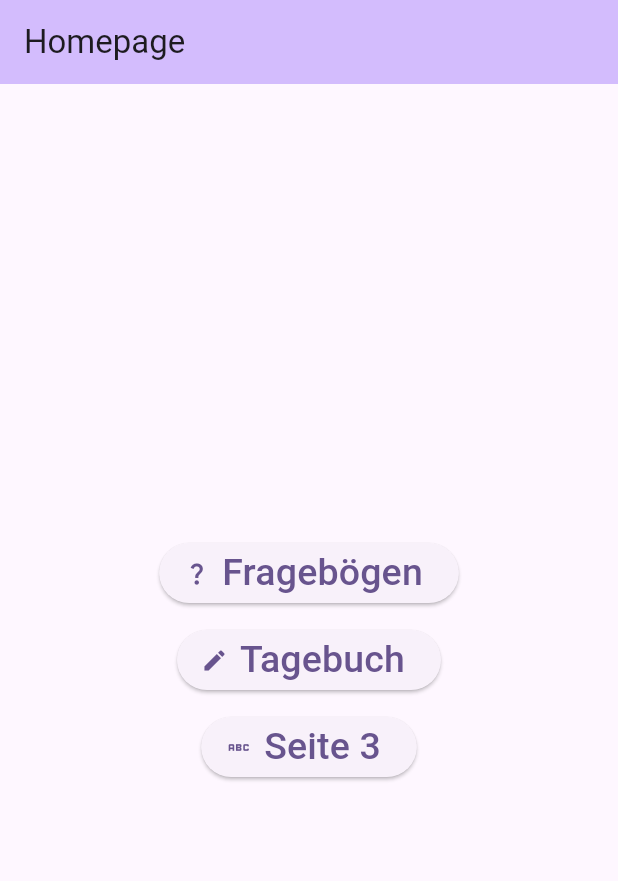
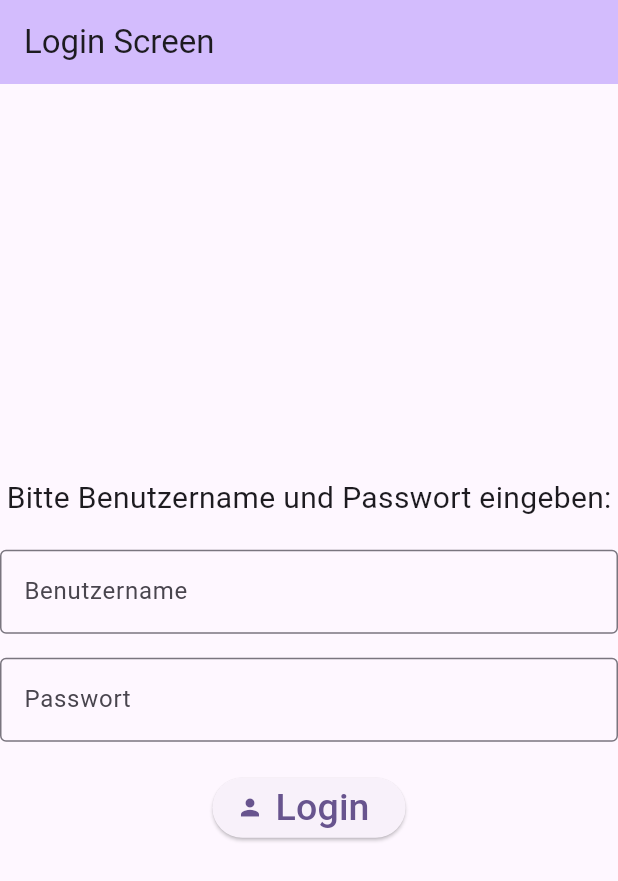
Before and after one commit to sarahthu/RLSApp, a Flutter app: the screen it shows after launch, on a phone screen of 412 x 824 dp. Shown: the top 881 px of the screen. Run offline on Flutter 3.47's test engine with Material 3 defaults, Android fonts, the phone set to English and light mode, and no system bars.

Commit message:
8 Screens erstellt + für jedes Screen ein eigenes dart File erstellt + Routing (von Login zu Home, von Home zu anderen Screens)

```diff
--- a/patient_app/flutterapp/lib/main.dart
+++ b/patient_app/flutterapp/lib/main.dart
@@ -1,4 +1,5 @@
 import 'package:flutter/material.dart';
+import 'package:flutterapp/screens/login_screen.dart';
 
 void main() {
   runApp(MyApp());
@@ -15,121 +16,7 @@ class MyApp extends StatelessWidget {  //Der Code in MyApp richtet die gesamte A
         theme: ThemeData(
           colorScheme: ColorScheme.fromSeed(seedColor: Colors.deepPurple),
         ),
-        home: const HomePage(title: 'Homepage'),
+        home: LoginScreen(),
     );
   }
 }
-
-
-//--------------------- Homepage --------------------------------------------------
-
-class HomePage extends StatelessWidget {
-  const HomePage({Key? key, required this.title}) : super(key: key);
-  final String title;
-
-  @override
-  Widget build(BuildContext context) {
-    return Scaffold(
-      appBar: AppBar(
-        backgroundColor: Theme.of(context).colorScheme.inversePrimary,
-        title: Text(title),
-      ),
-      body: Center(
-        child: Column(
-          mainAxisAlignment: MainAxisAlignment.center,   //Buttons werden mittig in der Column angezeigt
-          children: [
-            ElevatedButton.icon(    //Knopf zur ersten Seite
-              icon: Icon(Icons.question_mark),
-              onPressed: () {
-                Navigator.push(context, MaterialPageRoute(builder: (context) {
-                  return const FragebogenPage(title: 'FragebogenPage');
-                }));
-              },
-              label: const Text('Fragebögen', style: TextStyle(fontSize: 25),),
-            ),
-            SizedBox(height: 10,),   //Abstand zwischen Knöpfen
-            ElevatedButton.icon(   //Knopf zur zweiten Seite
-              icon: Icon(Icons.mode_edit),
-              onPressed: () {
-                Navigator.push(context, MaterialPageRoute(builder: (context) {
-                  return const TagebuchPage(title: 'TagebuchPage');
-                }));
-              },
-              label: const Text('Tagebuch', style: TextStyle(fontSize: 25),),
-            ),
-            SizedBox(height: 10,),   //Abstand zwischen Knöpfen
-            ElevatedButton.icon(    //Knopf zur dritten Seite
-              icon: Icon(Icons.abc),
-              onPressed: () {
-                Navigator.push(context, MaterialPageRoute(builder: (context) {
-                  return const ThirdPage(title: 'ThirdPage');
-                }));
-              },
-              label: const Text('Seite 3', style: TextStyle(fontSize: 25),),
-            ),
-          ],
-        ),
-      ),
-    );
-  }
-}
-
-
-//--------------------- Erste Seite --------------------------------------------------
-
-class FragebogenPage extends StatelessWidget {
-  const FragebogenPage({Key? key, required this.title}) : super(key: key);
-  final String title;
-  @override
-  Widget build(BuildContext context) {
-    return Scaffold(
-      appBar: AppBar(
-        backgroundColor: Theme.of(context).colorScheme.inversePrimary,
-        title: Text(title),
-      ),
-      body: Center(
-        child: Text("Hallo das ist die Page für die Fragebögen", style: TextStyle(fontSize: 20),)
-      ),
-    );
-  }
-}
-
-
-//--------------------- Zweite Seite --------------------------------------------------
-
-class TagebuchPage extends StatelessWidget {
-  const TagebuchPage({Key? key, required this.title}) : super(key: key);
-  final String title;
-  @override
-  Widget build(BuildContext context) {
-    return Scaffold(
-      appBar: AppBar(
-        backgroundColor: Theme.of(context).colorScheme.inversePrimary,
-        title: Text(title),
-      ),
-      body: Center(
-        child: Text("Hallo das ist die Page für das Tagebuch", style: TextStyle(fontSize: 20),)
-      ),
-    );
-  }
-}
-
-
-//--------------------- Dritte Seite --------------------------------------------------
-
-class ThirdPage extends StatelessWidget {
-  const ThirdPage({Key? key, required this.title}) : super(key: key);
-  final String title;
-  @override
-  Widget build(BuildContext context) {
-    return Scaffold(
-      appBar: AppBar(
-        backgroundColor: Theme.of(context).colorScheme.inversePrimary,
-        title: Text(title),
-      ),
-      body: Center(
-        child: Text("Hallo das ist eine Dritte Seite", style: TextStyle(fontSize: 20),)
-      ),
-    );
-  }
-}
--- /dev/null
+++ b/patient_app/flutterapp/lib/screens/login_screen.dart
@@ -0,0 +1,80 @@
+import 'package:flutter/material.dart';
+import 'package:flutterapp/screens/home_screen.dart';
+
+class LoginScreen extends StatefulWidget {
+  final String title = "Login Screen";
+
+  @override
+  State<LoginScreen> createState() => _LoginPageState();
+}
+
+class _LoginPageState extends State<LoginScreen> {
+  final usernameController = TextEditingController(); //Erstellt einen Controller um Eingaben im Username Textfeld zu speichern
+  final passwordController = TextEditingController(); //Erstellt einen Controller um Eingaben im Passwort Textfeld zu speichern
+
+  // dispose Methode (wird auf Flutter Webseite empfohlen: https://docs.flutter.dev/cookbook/forms/text-field-changes)
+  // entfernt glaube ich die Controller wenn sie nicht mehr gebraucht werden (??)
+    @override
+  void dispose() {
+    usernameController.dispose();
+    passwordController.dispose();
+    super.dispose();
+  }
+
+  @override
+  Widget build(BuildContext context) {
+    return Scaffold(
+      appBar: AppBar(
+        backgroundColor: Theme.of(context).colorScheme.inversePrimary,
+        title: Text(widget.title),
+      ),
+      body: Center(
+        child: Column(
+          mainAxisAlignment: MainAxisAlignment.center,
+          children: [
+            Text("Bitte Benutzername und Passwort eingeben:", style: TextStyle(fontSize: 20),),  //Text
+            SizedBox(height: 20,),
+            TextField(     //Eingabefeld für den Benutzernamen
+                controller: usernameController,  //Eingaben werden über den usernameController überwacht
+                decoration: InputDecoration(
+                  labelText: 'Benutzername',
+                  border: OutlineInputBorder(),
+                ),
+              ),
+              SizedBox(height: 16),
+              TextField(     //Eingabefeld für das Passwort
+                controller: passwordController,   //Eingaben werden über den passwordController überwacht
+                decoration: InputDecoration(
+                  labelText: 'Passwort',
+                  border: OutlineInputBorder(),
+                ),
+                obscureText: true,
+              ),
+            SizedBox(height: 20,),
+            ElevatedButton.icon(    //"Login" Knopf
+              icon: Icon(Icons.person),
+              onPressed: () {    //Wenn der "Login" Knopf gedrückt wird wird die login Methode aufgerufen
+                login();
+              },
+              label: const Text('Login', style: TextStyle(fontSize: 25),),
+            ),
+          ],
+        )
+      ),
+    );
+  }
+
+  void login() {
+      final username = usernameController.text.trim();  //speichert Eingabe in dem Username Feld unter variable "username"
+      final password = passwordController.text.trim();  //speichert Eingabe in dem Passwort Feld unter Variable "password"
+
+      //Leitet Benutzer auf das Homescreen weiter:
+      //(hier kommt dann irgendwann eine richtige Login Funktion hin wo username und Passwort tatsachlich geprüft werden)
+      //Navigator.pushReplacement verhindert dass man auf die Login Seite zurückgehen kann
+      //(im Gegensatz zu Navigator.push was im Homescreen verwendet wird und oben rechts immer den Zurückknopf hinmacht)
+      Navigator.pushReplacement(context, MaterialPageRoute(builder: (context) {
+                  return HomeScreen();
+                }));
+  }
+
+}
```
Also changed, not shown: patient_app/flutterapp/lib/screens/auswertung_screen.dart (added, +18 -0 lines), patient_app/flutterapp/lib/screens/einstellungen_screen.dart (added, +18 -0 lines), patient_app/flutterapp/lib/screens/fragebogen_screen.dart (added, +17 -0 lines), patient_app/flutterapp/lib/screens/home_screen.dart (added, +89 -0 lines), patient_app/flutterapp/lib/screens/infos_screen.dart (added, +17 -0 lines), patient_app/flutterapp/lib/screens/sensor_screen.dart (added, +17 -0 lines), patient_app/flutterapp/lib/screens/tagebuch_screen.dart (added, +17 -0 lines), 1 other file.
